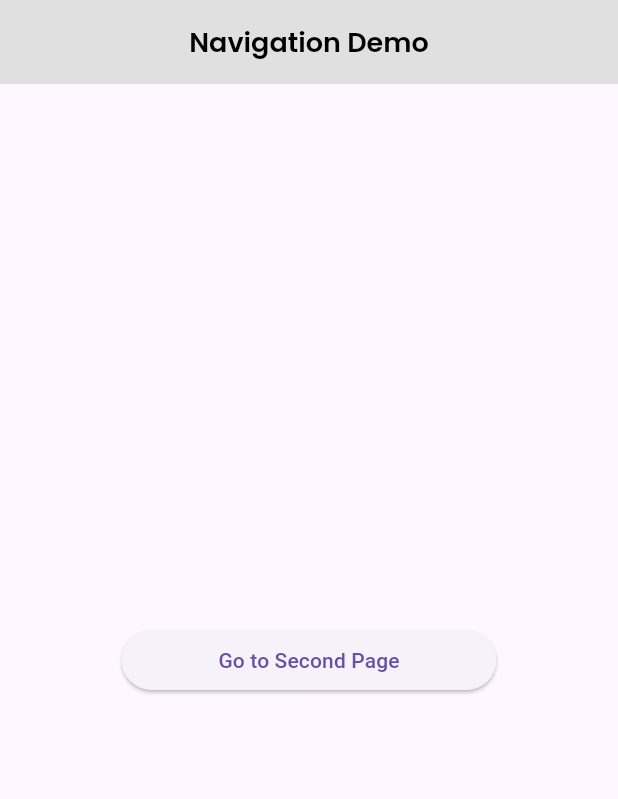
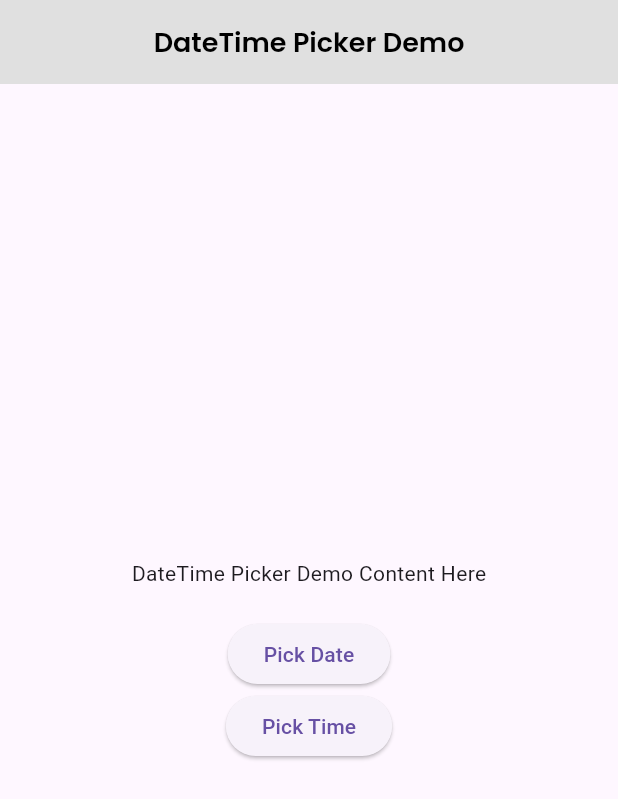
Before and after one commit to Febrian1202/trying_flutter, a Flutter app: the screen it shows after launch, on a phone screen of 412 x 824 dp. Shown: the top 799 px of the screen. Run offline on Flutter 3.47's test engine with Material 3 defaults, Android fonts, the phone set to English and light mode, and no system bars; our stand-ins replace google_fonts, image_picker, material_design_icons_flutter.

Commit message:
Date Time Picker

```diff
--- /dev/null
+++ b/lib/datetime_picker.dart
@@ -0,0 +1,97 @@
+import 'package:flutter/material.dart';
+
+class DateTimePickerDemo extends StatefulWidget {
+  const DateTimePickerDemo({super.key});
+
+  @override
+  State<DateTimePickerDemo> createState() => _DateTimePickerDemoState();
+}
+
+class _DateTimePickerDemoState extends State<DateTimePickerDemo> {
+  DateTime? selectedDateTime;
+
+  @override
+  Widget build(BuildContext context) {
+    return Scaffold(
+      appBar: AppBar(
+        backgroundColor: Colors.grey.shade300,
+        title: Center(
+          child: Text(
+            'DateTime Picker Demo',
+            style: TextStyle(
+              fontFamily: 'Poppins',
+              fontSize: 18,
+              color: Colors.black,
+              fontWeight: FontWeight.w600,
+            ),
+          ),
+        ),
+      ),
+      body: Center(
+        child: Column(
+          mainAxisAlignment: MainAxisAlignment.center,
+          children: [
+            Text(
+              selectedDateTime != null
+                  ? 'Selected: $selectedDateTime'
+                  : 'DateTime Picker Demo Content Here',
+            ),
+            SizedBox(height: 20),
+            ElevatedButton(
+              onPressed: () {
+                showDialog<DateTime>(
+                  context: context,
+                  builder: (context) => DatePickerDialog(
+                    firstDate: DateTime.now().subtract(Duration(days: 30)),
+                    lastDate: DateTime.now(),
+                  ),
+                ).then((value) {
+                  setState(() {
+                    if (value != null) {
+                      if (selectedDateTime == null) {
+                        selectedDateTime = value;
+                      } else {
+                        selectedDateTime = selectedDateTime!.copyWith(
+                          year: value.year,
+                          month: value.month,
+                          day: value.day,
+                        );
+                      }
+                    }
+                  });
+                });
+              },
+              child: Text('Pick Date'),
+            ),
+            ElevatedButton(
+              onPressed: () {
+                showDialog<TimeOfDay>(
+                  context: context,
+                  builder: (context) =>
+                      TimePickerDialog(initialTime: TimeOfDay.now()),
+                ).then((value) {
+                  if (value != null) {
+                    setState(() {
+                      if (selectedDateTime == null) {
+                        selectedDateTime = DateTime.now().copyWith(
+                          hour: value.hour,
+                          minute: value.minute,
+                        );
+                      } else {
+                        selectedDateTime = selectedDateTime!.copyWith(
+                          hour: value.hour,
+                          minute: value.minute,
+                        );
+                      }
+                    });
+                  }
+                });
+              },
+              child: Text('Pick Time'),
+            ),
+          ],
+        ),
+      ),
+    );
+  }
+}
--- a/lib/main.dart
+++ b/lib/main.dart
@@ -1,7 +1,12 @@
 import 'package:flutter/material.dart';
+import 'package:porto/datetime_picker.dart';
+// import 'package:porto/image_picker.dart';
+// import 'package:porto/about_dialog.dart';
+// import 'package:porto/alert_dialog.dart';
+// import 'package:porto/simple_dialog.dart';
 // import 'package:porto/dropdown.dart';
 // import 'package:porto/gesture_detector.dart';
-import 'package:porto/navigation.dart';
+// import 'package:porto/navigation.dart';
 // import 'package:porto/pageview.dart';
 // import 'package:porto/scroll.dart';
 // import 'package:porto/icon_widget.dart';
@@ -21,6 +26,6 @@ class MyApp extends StatelessWidget {
 
   @override
   Widget build(BuildContext context) {
-    return MaterialApp(home: const NavigationDemo());
+    return MaterialApp(home: const DateTimePickerDemo());
   }
 }
--- a/pubspec.yaml
+++ b/pubspec.yaml
@@ -37,6 +37,7 @@ dependencies:
   google_fonts: ^6.3.3
   flutter_material_design_icons: ^1.1.7447
   material_design_icons_flutter: ^7.0.7296
+  image_picker: ^1.2.1
 
 dev_dependencies:
   flutter_test:
```
Also changed, not shown: lib/about_dialog.dart (added, +56 -0 lines), lib/alert_dialog.dart (added, +71 -0 lines), lib/image_picker.dart (added, +72 -0 lines), lib/simple_dialog.dart (added, +64 -0 lines), pubspec.lock, 5 other files.
